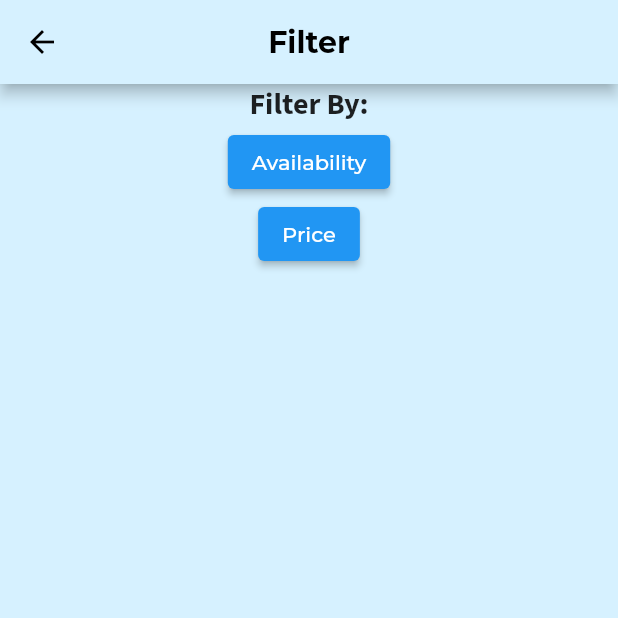
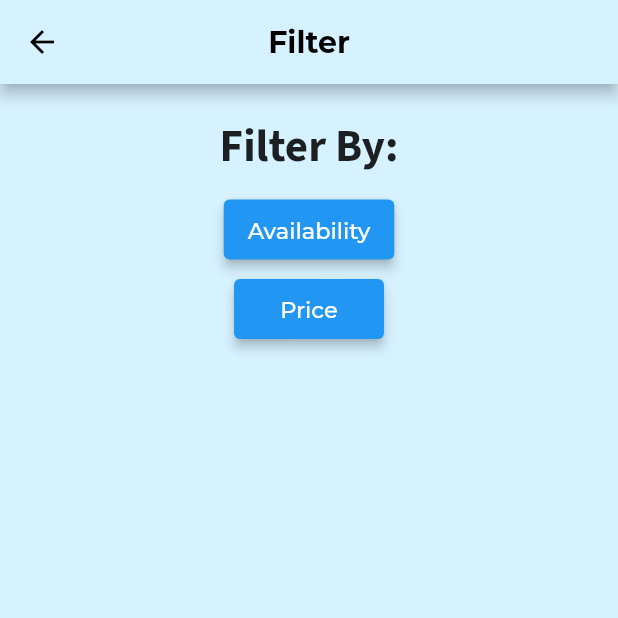
Before and after one commit to iloveangpao/2006_CarparkApp, a Flutter app: the RankingPage screen opened directly with empty values, on a phone screen of 412 x 824 dp, the top half of it. Run offline on Flutter 3.47's test engine with Material 2 defaults, Android fonts, the phone set to English and light mode, and no system bars; our stand-ins replace flutter_secure_storage, geolocator, google_fonts, google_maps_flutter; accounts and stored records are empty; network calls fail.

Commit message:
Design
-UI changes
-removed old functs

```diff
--- a/lib/pages/map_page.dart
+++ b/lib/pages/map_page.dart
@@ -100,7 +100,7 @@ class _MapScreenState extends State<MapScreen> {
               Navigator.of(context).pop(true);
             });
             return AlertDialog(
-              title: Text('Favourited successfully'),
+              title: Text('Added to Favourites'),
             );
           });
     } else if (response.statusCode == 422) {
@@ -165,8 +165,8 @@ class _MapScreenState extends State<MapScreen> {
                   content: Text('${carpark.lotsAvailable} lots available '),
                   actions: <Widget>[
                     TextButton(
-                      child:
-                          Text(isFavourite ? 'Unfavorite' : 'Add to Favorites'),
+                      child: Text(
+                          isFavourite ? 'Unfavourite' : 'Add to Favourites'),
                       onPressed: () {
                         if (isFavourite) {
                           print('lol');
--- a/lib/pages/rankingPage.dart
+++ b/lib/pages/rankingPage.dart
@@ -18,23 +18,45 @@ class _RankingPageState extends State<RankingPage> {
       ),
       body: Center(
         child: Column(children: [
+          SizedBox(height: 20),
           Text(
             "Filter By:",
-            style: TextStyle(fontSize: 20, fontWeight: FontWeight.bold),
+            style: TextStyle(fontSize: 30, fontWeight: FontWeight.bold),
           ),
+          SizedBox(height: 10),
           ElevatedButton(
-              onPressed: () {
-                widget.rankFunction("Availability");
-                Navigator.pop(context);
-              },
-              child: Text("Availability")),
+            style: ElevatedButton.styleFrom(
+              elevation: 3,
+              minimumSize: Size(100, 40),
+            ),
+            onPressed: () {
+              widget.rankFunction("Availability");
+              Navigator.pop(context);
+            },
+            child: Text(
+              "Availability",
+              style: TextStyle(
+                fontSize: 15,
+              ),
+            ),
+          ),
+          SizedBox(height: 5),
           ElevatedButton(
+              style: ElevatedButton.styleFrom(
+                elevation: 3,
+                minimumSize: Size(100, 40),
+              ),
               onPressed: () {
                 //To change later for price
                 widget.rankFunction("rate");
                 Navigator.pop(context);
               },
-              child: Text("Price")),
+              child: Text(
+                "Price",
+                style: TextStyle(
+                  fontSize: 15,
+                ),
+              )),
         ]),
       ),
     );
--- a/lib/pages/searchPageCarparks.dart
+++ b/lib/pages/searchPageCarparks.dart
@@ -101,7 +101,7 @@ class _SearchPageCarparksState extends State<SearchPageCarparks> {
               Navigator.of(context).pop(true);
             });
             return AlertDialog(
-              title: Text('Favourited successfully'),
+              title: Text('Added to Favourites'),
             );
           });
     } else if (response.statusCode == 422) {
```
Also changed, not shown: lib/pages/login_page.dart (+47 -50 lines), lib/pages/register_page.dart (+6 -3 lines).
